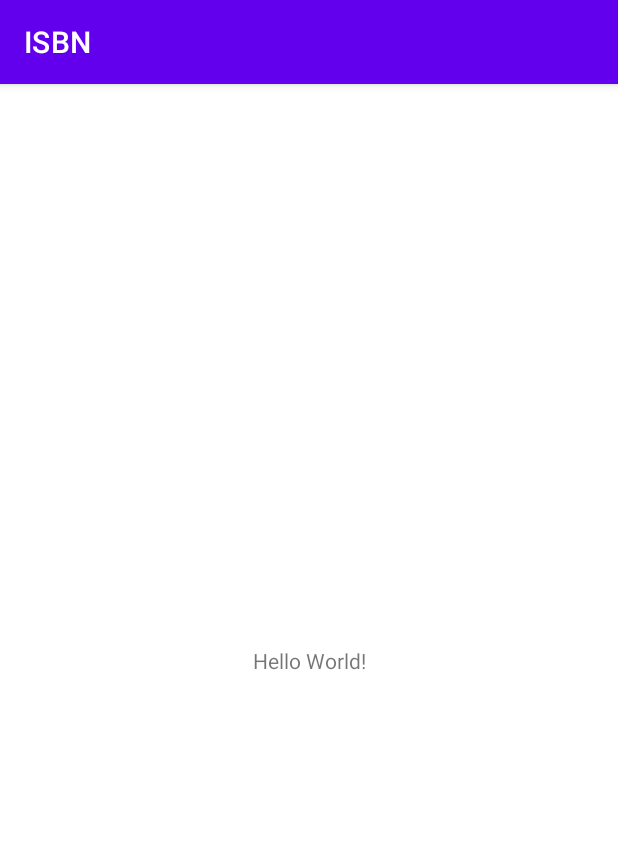
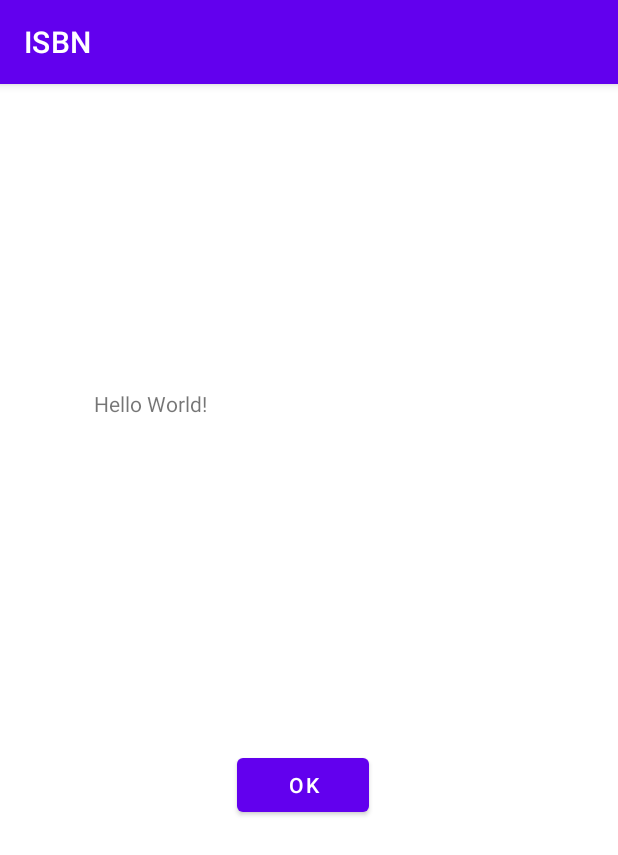
Before and after one commit to PixelPartisan01/Book-Search, an Android app: the screen it shows after launch (MainActivity), on a phone screen of 412 x 824 dp. Shown: the top 855 px of the screen. Run offline under Robolectric (Android 15) with nearby library versions, the phone set to English and light mode, and no system bars.

```diff
--- a/app/build.gradle
+++ b/app/build.gradle
@@ -37,6 +37,8 @@ dependencies {
     implementation 'androidx.appcompat:appcompat:1.4.0'
     implementation 'com.google.android.material:material:1.4.0'
     implementation 'androidx.constraintlayout:constraintlayout:2.1.2'
+    implementation 'com.squareup.retrofit2:retrofit:2.4.0'
+    implementation 'com.squareup.retrofit2:converter-gson:2.4.0'
     testImplementation 'junit:junit:4.+'
     androidTestImplementation 'androidx.test.ext:junit:1.1.3'
     androidTestImplementation 'androidx.test.espresso:espresso-core:3.4.0'
--- a/app/src/main/AndroidManifest.xml
+++ b/app/src/main/AndroidManifest.xml
@@ -1,6 +1,8 @@
 <?xml version="1.0" encoding="utf-8"?>
 <manifest xmlns:android="http://schemas.android.com/apk/res/android"
     package="com.example.isbn">
+
+    <uses-permission android:name="aandroid.permission.INTERNET" />
 
     <application
         android:allowBackup="true"
@@ -20,4 +22,6 @@
         </activity>
     </application>
 
+
+
 </manifest>
--- a/app/src/main/res/layout/activity_main.xml
+++ b/app/src/main/res/layout/activity_main.xml
@@ -7,12 +7,25 @@
     tools:context=".MainActivity">
 
     <TextView
+        android:id="@+id/textView"
+        android:layout_width="286dp"
+        android:layout_height="106dp"
+        android:text="Hello World!"
+        app:layout_constraintBottom_toBottomOf="parent"
+        app:layout_constraintHorizontal_bias="0.496"
+        app:layout_constraintLeft_toLeftOf="parent"
+        app:layout_constraintRight_toRightOf="parent"
+        app:layout_constraintTop_toTopOf="parent"
+        app:layout_constraintVertical_bias="0.307" />
+
+    <Button
+        android:id="@+id/button"
         android:layout_width="wrap_content"
         android:layout_height="wrap_content"
-        android:text="Hello World!"
-        app:layout_constraintBottom_toBottomOf="parent"
-        app:layout_constraintLeft_toLeftOf="parent"
-        app:layout_constraintRight_toRightOf="parent"
-        app:layout_constraintTop_toTopOf="parent" />
+        android:layout_marginStart="158dp"
+        android:layout_marginTop="134dp"
+        android:text="Ok"
+        app:layout_constraintStart_toStartOf="parent"
+        app:layout_constraintTop_toBottomOf="@+id/textView" />
 
 </androidx.constraintlayout.widget.ConstraintLayout>
```
